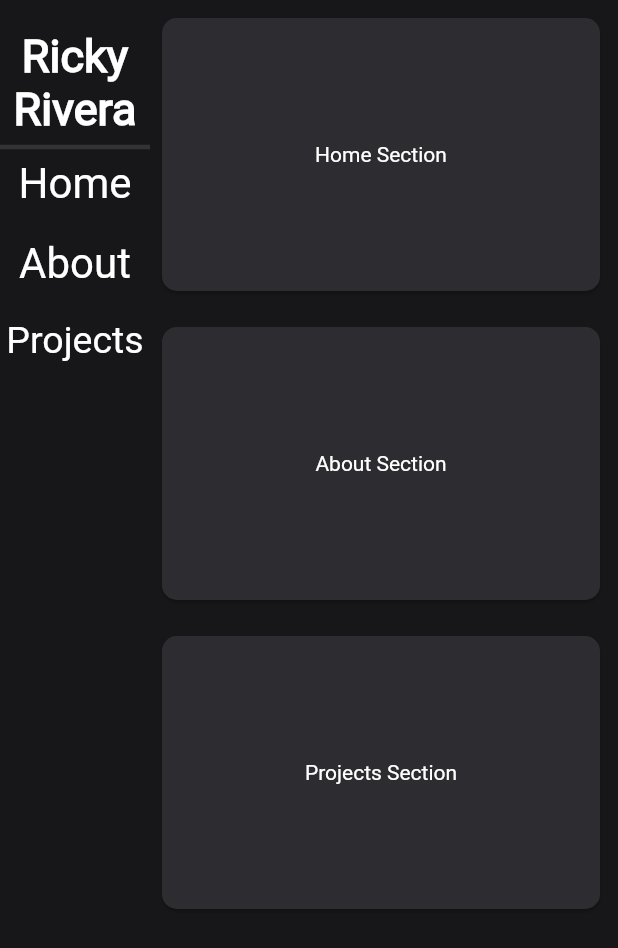
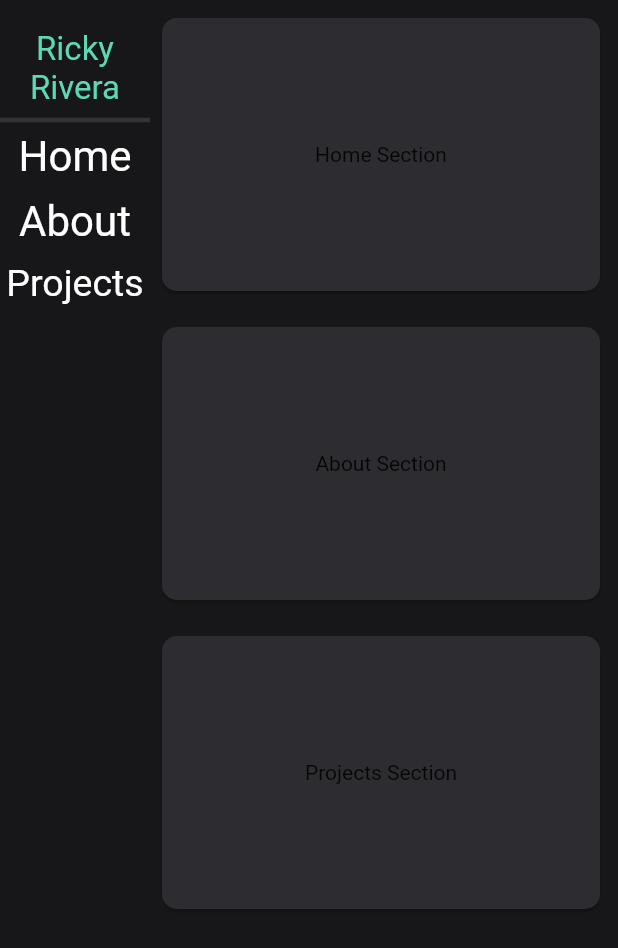
Before and after one commit to Tsrif/PortfolioSite, a Flutter app: the screen it shows after launch, on a phone screen of 412 x 824 dp. Shown: the top 948 px of the screen. Run offline on Flutter 3.47's test engine with Material 2 defaults, Android fonts, the light colour scheme and no system bars; drawn by our look-alikes of scrollable_positioned_list; our stand-ins replace google_fonts, simple_animations, supercharged; Roboto replaces fonts that are missing (RobotoCondensed).

Commit message:
button change or some shit

```diff
--- a/lib/Globaltheme.dart
+++ b/lib/Globaltheme.dart
@@ -1,6 +1,7 @@
 import 'dart:ui';
 
 import 'package:flutter/material.dart';
+import 'package:google_fonts/google_fonts.dart';
 
 Map<int, Color> color = {
   50: Color.fromRGBO(136, 14, 79, .1),
@@ -52,31 +53,9 @@ class GlobalTheme {
       //accentColor: Color(0xFF0F5B55),
       //buttonColor: Color(0xff2AB77E),
 
-      // Define the default font family.
-      fontFamily: 'RobotoCondensed',
+      textTheme: GoogleFonts.cabinCondensedTextTheme(),
 
-      // Define the default TextTheme. Use this to specify the default
-      // text styling for headlines, titles, bodies of text, and more.
-      textTheme: TextTheme(
-        headline5: TextStyle(
-          fontSize: 72.0,
-          fontWeight: FontWeight.bold,
-        ),
-        headline6: TextStyle(fontSize: 36.0, fontStyle: FontStyle.italic),
-        bodyText2: TextStyle(
-          fontSize: 14.0,
-          fontFamily: 'RobotoCondensed',
-        ),
-        bodyText1: TextStyle(
-            fontWeight: FontWeight.w400,
-            fontStyle: FontStyle.normal,
-            fontSize: 20),
-        headline4: TextStyle(
-            color: Color(0xff000000).withOpacity(0.34),
-            fontWeight: FontWeight.w400,
-            fontStyle: FontStyle.normal,
-            fontSize: 40),
-      ));
+      );
 
   static Color primaryColor = Color(0XFF171618);
   static Color lightGray = Color(0XFF4C4C51);
--- a/lib/main.dart
+++ b/lib/main.dart
@@ -1,4 +1,5 @@
 import 'package:flutter/material.dart';
+import 'package:google_fonts/google_fonts.dart';
 import 'package:scrollable_positioned_list/scrollable_positioned_list.dart';
 import 'package:simple_animations/simple_animations.dart';
 import 'package:supercharged/supercharged.dart';
@@ -41,10 +42,7 @@ class MyApp extends StatelessWidget {
 //           // put DevTools very high in the widget hierarchy
 //           child: AnimationDeveloperTools(
 //             child: Center(
-//               child: AnimatedButton(
-//                 child: Text('piss and shit bruv'),
-//                 onTap: () => print('and I oop'),
-//               ),
+//               child: MyAnimatedWidget(),
 //             ),
 //           ),
 //         ),
@@ -88,13 +86,16 @@ class _MyHomePageState extends State<MyHomePage> {
                       SizedBox(height: 20),
                       Text('Ricky',
                           style: TextStyle(
-                              fontWeight: FontWeight.bold, fontSize: 30)),
+                              fontSize: 22, color: GlobalTheme.primaryGreen)),
                       Text('Rivera',
                           style: TextStyle(
-                              fontWeight: FontWeight.bold, fontSize: 30)),
+                              fontSize: 22, color: GlobalTheme.primaryGreen)),
                       Divider(thickness: 3),
                       AnimatedButton(
-                        child: Text('Home', style: TextStyle(fontSize: 28)),
+                        child: Text('Home',
+                            textAlign: TextAlign.right,
+                            style:
+                                TextStyle(fontSize: 28, color: Colors.white)),
                         onTap: () {
                           _scrollController.scrollTo(
                               index: 0,
@@ -102,9 +103,12 @@ class _MyHomePageState extends State<MyHomePage> {
                               curve: Curves.bounceIn.flipped);
                         },
                       ),
-                      SizedBox(height: 20),
+                      SizedBox(height: 10),
                       AnimatedButton(
-                        child: Text('About', style: TextStyle(fontSize: 28)),
+                        child: Text('About',
+                            textAlign: TextAlign.right,
+                            style:
+                                TextStyle(fontSize: 28, color: Colors.white)),
                         onTap: () {
                           _scrollController.scrollTo(
                               index: 1,
@@ -112,9 +116,12 @@ class _MyHomePageState extends State<MyHomePage> {
                               curve: Curves.bounceIn.flipped);
                         },
                       ),
-                      SizedBox(height: 20),
+                      SizedBox(height: 10),
                       AnimatedButton(
-                        child: Text('Projects', style: TextStyle(fontSize: 25)),
+                        child: Text('Projects',
+                            textAlign: TextAlign.right,
+                            style:
+                                TextStyle(fontSize: 25, color: Colors.white)),
                         onTap: () {
                           _scrollController.scrollTo(
                               index: 2,
@@ -122,12 +129,6 @@ class _MyHomePageState extends State<MyHomePage> {
                               curve: Curves.bounceIn.flipped);
                         },
                       ),
-                      // _createNavButton(_scrollController,
-                      //     GlobalTheme.primaryBlue, 'Home', 0),
-                      // _createNavButton(_scrollController,
-                      //     GlobalTheme.primaryGreen, 'About', 1),
-                      // _createNavButton(_scrollController,
-                      //     GlobalTheme.primaryRed, 'Projects', 2)
                     ],
                   ),
                 )),
@@ -174,10 +175,10 @@ class AnimatedButton extends StatefulWidget {
 
   const AnimatedButton({Key key, this.child, this.onTap}) : super(key: key);
   @override
-  _MyAnimatedWidgetState createState() => _MyAnimatedWidgetState();
+  _AnimatedButtonState createState() => _AnimatedButtonState();
 }
 
-class _MyAnimatedWidgetState extends State<AnimatedButton> with AnimationMixin {
+class _AnimatedButtonState extends State<AnimatedButton> with AnimationMixin {
   AnimationController colorController;
   AnimationController xController;
   AnimationController yController;
@@ -190,7 +191,10 @@ class _MyAnimatedWidgetState extends State<AnimatedButton> with AnimationMixin {
   void initState() {
     xController = createController();
     yController = createController();
-    color = Colors.red.tweenTo(Colors.blue).animatedBy(colorController);
+    colorController = createController();
+    color = Colors.transparent
+        .tweenTo(GlobalTheme.primaryBlue)
+        .animatedBy(colorController);
     x = 0.0.tweenTo(0).animatedBy(xController);
     y = 0.0.tweenTo(-20.0).curved(Curves.ease).animatedBy(yController);
 
@@ -209,15 +213,20 @@ class _MyAnimatedWidgetState extends State<AnimatedButton> with AnimationMixin {
         if (value == true) {
           y = 0.0.tweenTo(-5.0).curved(Curves.ease).animatedBy(yController);
           yController.play(duration: 200.milliseconds);
+          colorController.play(duration: 100.milliseconds);
         } else {
           y = 0.0.tweenTo(-5.0).curved(Curves.ease).animatedBy(yController);
           yController.playReverse(duration: 200.milliseconds);
+          colorController.playReverse(duration: 100.milliseconds);
         }
       },
       child: Transform.translate(
         // Get animated offset
         offset: Offset(x.value, y.value),
-        child: widget.child,
+        child: Container(
+          child: widget.child,
+          color: color.value,
+        ),
       ),
     );
   }
```
Also changed, not shown: pubspec.yaml (+5 -4 lines), pubspec.lock.
